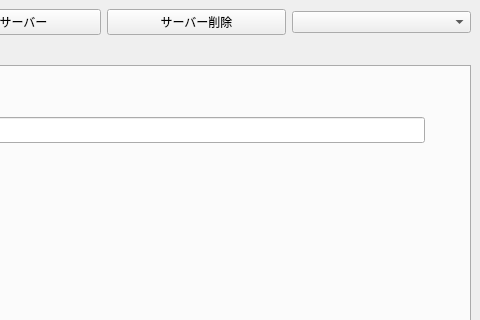
Qt form mainwindow.ui (forestfamily4/mslauncher) before a commit; both pictures show x 457 to 937 and y 0 to 320 of the 937 by 692 pixel window.
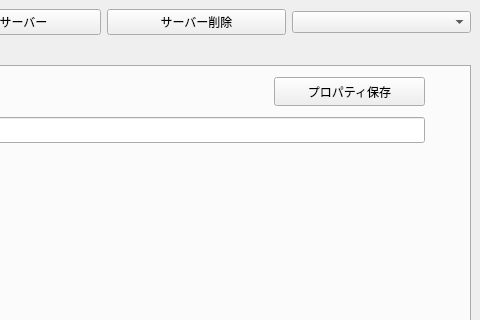
The same form after that commit. The open tabs and pages were chosen to show the change. Icons and pictures are not drawn.

```diff
--- a/mainwindow.ui
+++ b/mainwindow.ui
@@ -340,6 +340,19 @@
          <string>mslauncher内のJavaを使用する</string>
         </property>
        </widget>
+       <widget class="QPushButton" name="pushButton_SaveProperty">
+        <property name="geometry">
+         <rect>
+          <x>720</x>
+          <y>10</y>
+          <width>151</width>
+          <height>29</height>
+         </rect>
+        </property>
+        <property name="text">
+         <string>プロパティ保存</string>
+        </property>
+       </widget>
       </widget>
      </widget>
     </item>
```
Left out of the diff: 2 changed lines with no effect on the pictures.
